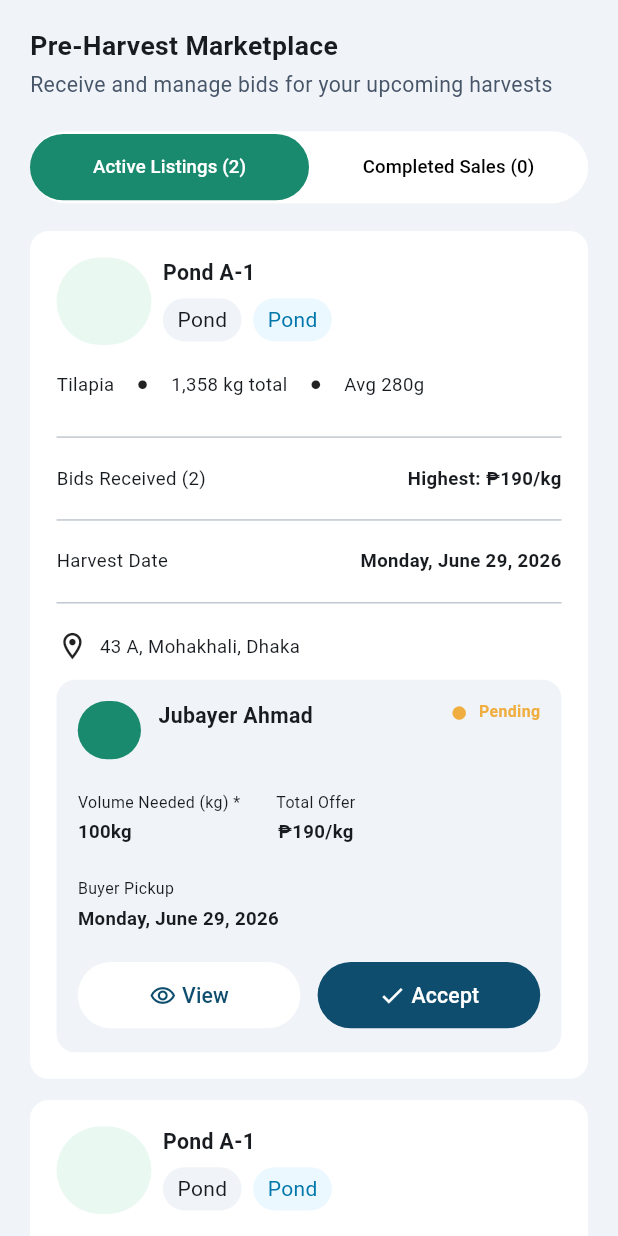
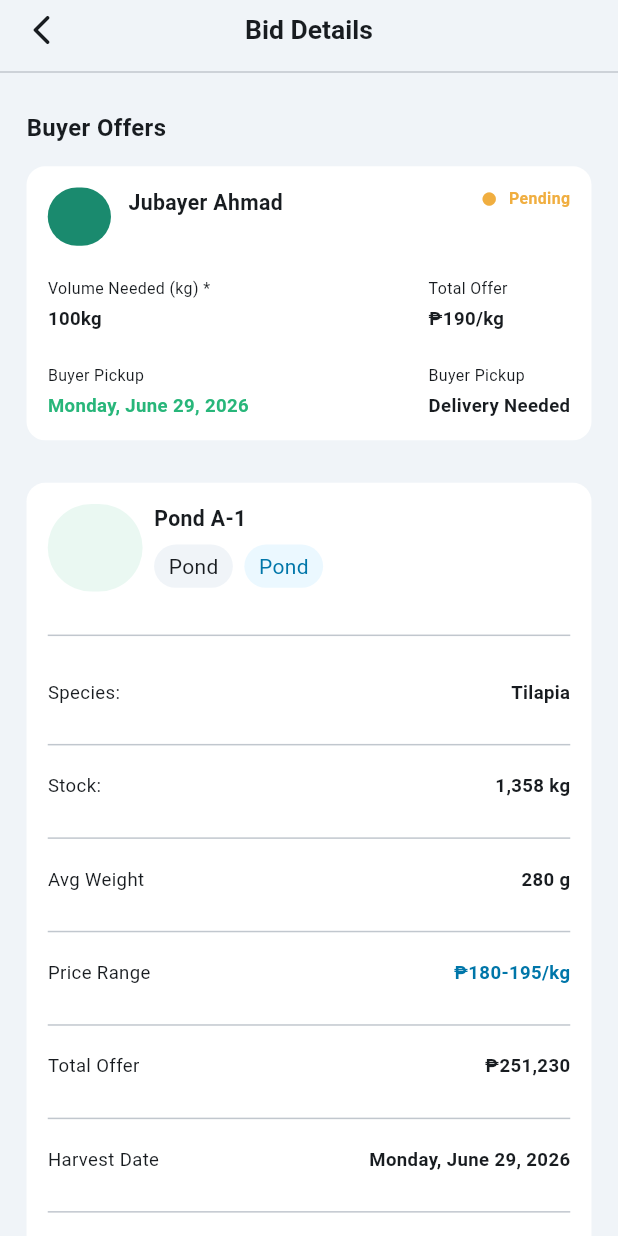
Before and after one commit to rahimuj570/aqua_culture_app, a Flutter app: the MarketScreen screen opened directly, after a tap on "View", on a phone screen of 412 x 824 dp. Run offline on Flutter 3.47's test engine with Material 3 defaults, Android fonts, the phone set to English and light mode, and no system bars; our stand-ins replace flutter_material_design_icons, flutter_screenutil, image_picker, logger, pinput, shared_preferences and 1 more; accounts and stored records are empty.

Commit message:
bid details creen ui is ready

```diff
--- /dev/null
+++ b/lib/features/farmer_role_features/market/views/screens/bid_details_screen.dart
@@ -0,0 +1,419 @@
+import 'package:aqua_culture_app/app/constants/app_colors.dart';
+import 'package:aqua_culture_app/features/common_role_features/common/views/widgets/custom_app_bar_widget.dart';
+import 'package:aqua_culture_app/features/common_role_features/common/views/widgets/filled_button_primary.dart';
+import 'package:aqua_culture_app/features/farmer_role_features/market/views/widgets/bid_card_widget.dart';
+import 'package:flutter/cupertino.dart';
+import 'package:flutter/material.dart';
+import 'package:flutter_screenutil/flutter_screenutil.dart';
+
+class BidDetailsScreen extends StatelessWidget {
+  const BidDetailsScreen({super.key});
+
+  @override
+  Widget build(BuildContext context) {
+    return Scaffold(
+      appBar: CustomAppBarWidget(title: 'Bid Details', showTrailing: false),
+      body: SingleChildScrollView(
+        child: Padding(
+          padding: EdgeInsets.all(20.0.r),
+          child: Column(
+            crossAxisAlignment: .start,
+            children: [
+              Text(
+                'Buyer Offers',
+                style: TextStyle(fontSize: 18.sp, fontWeight: .w600),
+              ),
+              SizedBox(height: 16.h),
+              Container(
+                padding: .all(16.r),
+                decoration: BoxDecoration(
+                  borderRadius: .circular(14.r),
+                  color: Colors.white,
+                ),
+                child: Column(
+                  crossAxisAlignment: .start,
+                  children: [
+                    Row(
+                      crossAxisAlignment: .start,
+                      children: [
+                        Container(
+                          width: 44.w,
+                          height: 44.h,
+                          decoration: BoxDecoration(
+                            color: AppColors.secondaryThemeColor,
+                            borderRadius: .circular(100.r),
+                          ),
+                        ),
+                        SizedBox(width: 12.w),
+                        Text(
+                          'Jubayer Ahmad',
+                          style: TextStyle(fontSize: 16.sp, fontWeight: .w600),
+                        ),
+                        Spacer(),
+                        Row(
+                          children: [
+                            Icon(
+                              Icons.circle,
+                              size: 12.r,
+                              color: AppColors.orange,
+                            ),
+                            SizedBox(width: 8.w),
+                            Text(
+                              'Pending',
+                              style: TextStyle(
+                                fontSize: 12.sp,
+                                fontWeight: .w600,
+                                color: AppColors.orange,
+                              ),
+                            ),
+                          ],
+                        ),
+                      ],
+                    ),
+                    SizedBox(height: 24.h),
+                    Row(
+                      crossAxisAlignment: .start,
+                      mainAxisAlignment: .spaceBetween,
+                      children: [
+                        Column(
+                          crossAxisAlignment: .start,
+                          children: [
+                            Text(
+                              'Volume Needed (kg) *',
+                              style: TextStyle(
+                                fontSize: 12.sp,
+                                fontWeight: .normal,
+                              ),
+                            ),
+                            SizedBox(height: 4.h),
+                            Text(
+                              '100kg',
+                              style: TextStyle(
+                                fontSize: 14.sp,
+                                fontWeight: .w600,
+                              ),
+                            ),
+                            SizedBox(height: 24.h),
+                            Text(
+                              'Buyer Pickup',
+                              style: TextStyle(fontSize: 12.sp),
+                            ),
+                            SizedBox(height: 4.h),
+                            Text(
+                              'Monday, June 29, 2026',
+                              style: TextStyle(
+                                fontSize: 14.sp,
+                                fontWeight: .w600,
+                                color: AppColors.green,
+                              ),
+                            ),
+                          ],
+                        ),
+                        SizedBox(width: 25.w),
+                        Column(
+                          crossAxisAlignment: .start,
+                          children: [
+                            Text(
+                              'Total Offer',
+                              style: TextStyle(
+                                fontSize: 12.sp,
+                                fontWeight: .normal,
+                              ),
+                            ),
+                            SizedBox(height: 4.h),
+                            Text(
+                              '₱190/kg',
+                              style: TextStyle(
+                                fontSize: 14.sp,
+                                fontWeight: .w600,
+                              ),
+                            ),
+                            SizedBox(height: 24.h),
+                            Text(
+                              'Buyer Pickup',
+                              style: TextStyle(fontSize: 12.sp),
+                            ),
+                            SizedBox(height: 4.h),
+                            Text(
+                              'Delivery Needed',
+                              style: TextStyle(
+                                fontSize: 14.sp,
+                                fontWeight: .w600,
+                              ),
+                            ),
+                          ],
+                        ),
+                      ],
+                    ),
+                  ],
+                ),
+              ),
+              SizedBox(height: 32.h),
+              Container(
+                padding: .all(16.r),
+                decoration: BoxDecoration(
+                  borderRadius: .circular(14.r),
+                  color: Colors.white,
+                ),
+                child: Column(
+                  crossAxisAlignment: .start,
+                  children: [
+                    Row(
+                      crossAxisAlignment: .start,
+                      children: [
+                        Container(
+                          height: 66.h,
+                          width: 66.w,
+                          decoration: BoxDecoration(
+                            color: AppColors.greenLight,
+                            borderRadius: .circular(100.r),
+                          ),
+                        ),
+                        SizedBox(width: 8.w),
+                        Column(
+                          crossAxisAlignment: .start,
+                          children: [
+                            Text(
+                              'Pond A-1',
+                              style: TextStyle(
+                                fontSize: 16.sp,
+                                fontWeight: .w600,
+                              ),
+                            ),
+                            SizedBox(height: 8.h),
+                            Wrap(
+                              children: [
+                                Container(
+                                  padding: .symmetric(
+                                    horizontal: 10.0.w,
+                                    vertical: 5.h,
+                                  ),
+                                  decoration: BoxDecoration(
+                                    color: AppColors.scafoldColor,
+                                    borderRadius: .circular(35.r),
+                                  ),
+                                  child: Text('Pond'),
+                                ),
+                                SizedBox(width: 8.w),
+                                Container(
+                                  padding: .symmetric(
+                                    horizontal: 10.0.w,
+                                    vertical: 5.h,
+                                  ),
+                                  decoration: BoxDecoration(
+                                    color: AppColors.infoLight,
+                                    borderRadius: .circular(35.r),
+                                  ),
+                                  child: Text(
+                                    'Pond',
+                                    style: TextStyle(color: AppColors.infoText),
+                                  ),
+                                ),
+                              ],
+                            ),
+                          ],
+                        ),
+                      ],
+                    ),
+                    SizedBox(height: 24.h),
+                    Divider(),
+                    SizedBox(height: 24.h),
+                    Row(
+                      children: [
+                        Text(
+                          'Species:',
+                          style: TextStyle(
+                            fontSize: 14.sp,
+                            fontWeight: .normal,
+                          ),
+                        ),
+                        Spacer(),
+                        Text(
+                          'Tilapia',
+                          style: TextStyle(fontSize: 14.sp, fontWeight: .bold),
+                        ),
+                      ],
+                    ),
+                    SizedBox(height: 20.h),
+                    Divider(),
+                    SizedBox(height: 12.h),
+                    Row(
+                      children: [
+                        Text(
+                          'Stock:',
+                          style: TextStyle(
+                            fontSize: 14.sp,
+                            fontWeight: .normal,
+                          ),
+                        ),
+                        Spacer(),
+                        Text(
+                          '1,358 kg',
+                          style: TextStyle(fontSize: 14.sp, fontWeight: .bold),
+                        ),
+                      ],
+                    ),
+                    SizedBox(height: 20.h),
+                    Divider(),
+                    SizedBox(height: 12.h),
+                    Row(
+                      children: [
+                        Text(
+                          'Avg Weight',
+                          style: TextStyle(
+                            fontSize: 14.sp,
+                            fontWeight: .normal,
+                          ),
+                        ),
+                        Spacer(),
+                        Text(
+                          '280 g',
+                          style: TextStyle(fontSize: 14.sp, fontWeight: .bold),
+                        ),
+                      ],
+                    ),
+                    SizedBox(height: 20.h),
+                    Divider(),
+                    SizedBox(height: 12.h),
+                    Row(
+                      children: [
+                        Text(
+                          'Price Range',
+                          style: TextStyle(
+                            fontSize: 14.sp,
+                            fontWeight: .normal,
+                          ),
+                        ),
+                        Spacer(),
+                        Text(
+                          '₱180-195/kg',
+                          style: TextStyle(
+                            fontSize: 14.sp,
+                            fontWeight: .bold,
+                            color: AppColors.infoText,
+                          ),
+                        ),
+                      ],
+                    ),
+
+                    SizedBox(height: 20.h),
+                    Divider(),
+                    SizedBox(height: 12.h),
+                    Row(
+                      children: [
+                        Text(
+                          'Total Offer',
+                          style: TextStyle(
+                            fontSize: 14.sp,
+                            fontWeight: .normal,
+                          ),
+                        ),
+                        Spacer(),
+                        Text(
+                          '₱251,230',
+                          style: TextStyle(fontSize: 14.sp, fontWeight: .bold),
+                        ),
+                      ],
+                    ),
+
+                    SizedBox(height: 20.h),
+                    Divider(),
+                    SizedBox(height: 12.h),
+                    Row(
+                      children: [
+                        Text(
+                          'Harvest Date',
+                          style: TextStyle(
+                            fontSize: 14.sp,
+                            fontWeight: .normal,
+                          ),
+                        ),
+                        Spacer(),
+                        Text(
+                          'Monday, June 29, 2026',
+                          style: TextStyle(fontSize: 14.sp, fontWeight: .bold),
+                        ),
+                      ],
+                    ),
+                    SizedBox(height: 20.h),
+                    Divider(),
+                    SizedBox(height: 12.h),
+                    Row(
+                      children: [
+                        Text(
+                          'Location:',
+                          style: TextStyle(
+                            fontSize: 14.sp,
+                            fontWeight: .normal,
+                          ),
+                        ),
+                        Spacer(),
+                        Text(
+                          'Batangas City, Batangas',
+                          style: TextStyle(fontSize: 14.sp, fontWeight: .bold),
+                        ),
+                      ],
+                    ),
+                    SizedBox(height: 20.h),
+                    Divider(),
+                    SizedBox(height: 32.h),
+                    Text(
+                      'Fish & Farm Photos',
+                      style: TextStyle(fontSize: 14.sp),
+                    ),
+                    SizedBox(height: 12.h),
+                    SizedBox(
+                      height: 120.h,
+                      child: ListView.builder(
+                        scrollDirection: Axis.horizontal,
+                        physics: const BouncingScrollPhysics(),
+                        itemCount: 4,
+                        itemBuilder: (context, index) {
+                          return photoCard('assets/images/fish_$index.jpg');
+                        },
+                      ),
+                    ),
+                  ],
+                ),
+              ),
+              SizedBox(height: 40.h),
+              filledButtonPrimary(
+                title: 'Accept',
+                onTap: () {},
+                prefixIcon: Icons.check,
+              ),
+              SizedBox(height: 12.h),
+              filledButtonPrimary(
+                title: 'Reject',
+                onTap: () {},
+                prefixIcon: Icons.close,
+                backgroundColor: Colors.white,
+                foregroundColor: AppColors.red,
+              ),
+              SizedBox(height: 20.h),
+            ],
+          ),
+        ),
+      ),
+    );
+  }
+
+  Widget photoCard(String imagePath) {
+    return Container(
+      margin: const EdgeInsets.only(right: 12),
+      width: 120,
+      height: 120,
+      decoration: BoxDecoration(
+        borderRadius: BorderRadius.circular(12),
+        boxShadow: [
+          BoxShadow(
+            color: Colors.black.withOpacity(0.1),
+            blurRadius: 6,
+            offset: const Offset(0, 3),
+          ),
+        ],
+        image: DecorationImage(image: AssetImage(imagePath), fit: BoxFit.cover),
+      ),
+    );
+  }
+}
--- a/lib/features/farmer_role_features/market/views/screens/market_screen.dart
+++ b/lib/features/farmer_role_features/market/views/screens/market_screen.dart
@@ -92,9 +92,9 @@ class MarketScreen extends StatelessWidget {
                     ),
                   ),
                   SizedBox(height: 21.h),
-                  harvestCardWidget(),
+                  harvestCardWidget(context),
                   SizedBox(height: 16.h),
-                  harvestCardWidget(),
+                  harvestCardWidget(context),
 
                   SizedBox(height: 160.h),
                 ],
--- a/lib/features/farmer_role_features/market/views/widgets/bid_card_widget.dart
+++ b/lib/features/farmer_role_features/market/views/widgets/bid_card_widget.dart
@@ -1,10 +1,11 @@
 import 'package:aqua_culture_app/app/constants/app_colors.dart';
 import 'package:aqua_culture_app/features/common_role_features/common/views/widgets/filled_button_primary.dart';
+import 'package:aqua_culture_app/features/farmer_role_features/market/views/screens/bid_details_screen.dart';
 import 'package:flutter/cupertino.dart';
 import 'package:flutter/material.dart';
 import 'package:flutter_screenutil/flutter_screenutil.dart';
 
-Widget bidCardWidget() {
+Widget bidCardWidget(BuildContext context) {
   return Container(
     padding: .all(16.r),
     decoration: BoxDecoration(
@@ -93,7 +94,12 @@ Widget bidCardWidget() {
             Expanded(
               child: filledButtonPrimary(
                 title: 'View',
-                onTap: () {},
+                onTap: () {
+                  Navigator.push(
+                    context,
+                    MaterialPageRoute(builder: (context) => BidDetailsScreen()),
+                  );
+                },
                 prefixIcon: Icons.remove_red_eye_outlined,
                 backgroundColor: Colors.white,
                 foregroundColor: AppColors.appThemeColor,
--- a/lib/features/farmer_role_features/market/views/widgets/harvest_card_widget.dart
+++ b/lib/features/farmer_role_features/market/views/widgets/harvest_card_widget.dart
@@ -3,7 +3,7 @@ import 'package:aqua_culture_app/features/farmer_role_features/market/views/widg
 import 'package:flutter/material.dart';
 import 'package:flutter_screenutil/flutter_screenutil.dart';
 
-Widget harvestCardWidget() => Container(
+Widget harvestCardWidget(BuildContext context) => Container(
   padding: .all(20.r),
   decoration: BoxDecoration(color: Colors.white, borderRadius: .circular(14.r)),
   child: Column(
@@ -124,7 +124,7 @@ Widget harvestCardWidget() => Container(
         ],
       ),
       SizedBox(height: 13.h),
-      bidCardWidget(),
+      bidCardWidget(context),
     ],
   ),
 );
```
